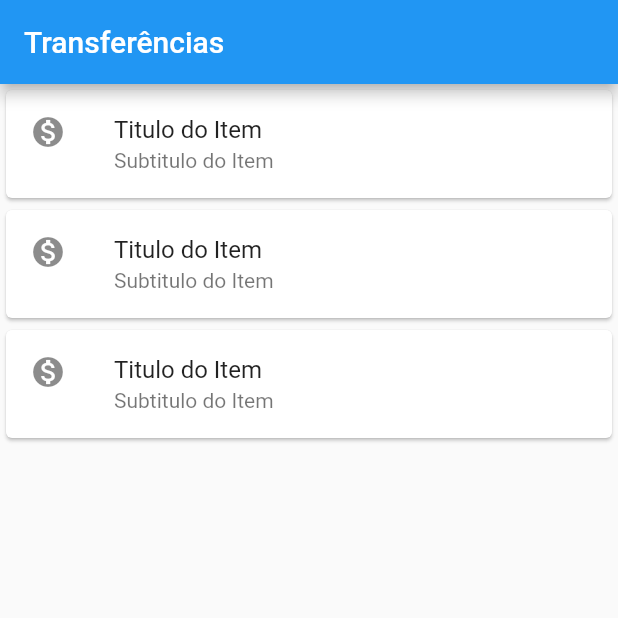
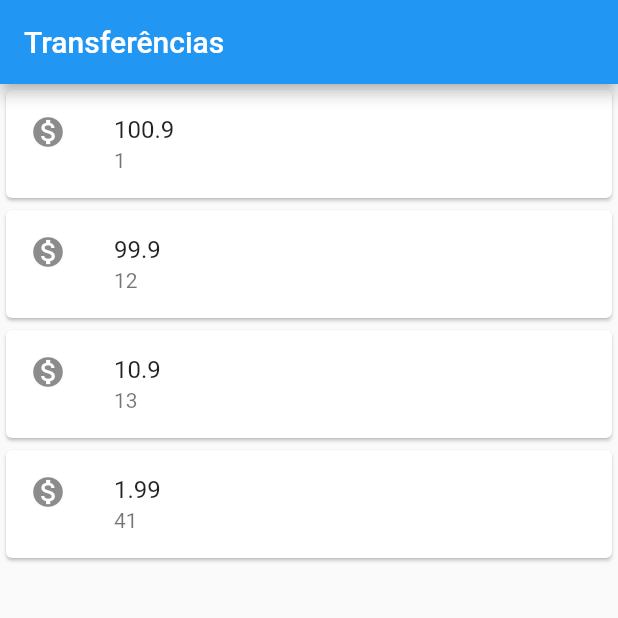
Before and after one commit to victorfmarques/bytebank, a Flutter app: the screen it shows after launch, on a phone screen of 412 x 824 dp, the top half of it. Run offline on Flutter 3.47's test engine with Material 2 defaults, Android fonts, the phone set to English and light mode, and no system bars.

Commit message:
Aula 2 - Refactor

```diff
--- a/lib/main.dart
+++ b/lib/main.dart
@@ -1,32 +1,50 @@
 import 'package:flutter/material.dart';
 
-void main() => runApp(
+void main() =>
+    runApp(
       MaterialApp(
         home: Scaffold(
-          body: Column(
-            children: [
-              Card(
-                child: ListTile(
-                  leading: Icon(Icons.monetization_on),
-                  title: Text('Titulo do Item'),
-                  subtitle: Text('Subtitulo do Item'),
-                ),
-              ),Card(
-                child: ListTile(
-                  leading: Icon(Icons.monetization_on),
-                  title: Text('Titulo do Item'),
-                  subtitle: Text('Subtitulo do Item'),
-                ),
-              ),Card(
-                child: ListTile(
-                  leading: Icon(Icons.monetization_on),
-                  title: Text('Titulo do Item'),
-                  subtitle: Text('Subtitulo do Item'),
-                ),
-              ),
-            ],
-          ),
+          body: ListaTransferencias(),
           appBar: AppBar(title: Text('Transferências')),
         ),
       ),
     );
+
+class ListaTransferencias extends StatelessWidget {
+  @override
+  Widget build(BuildContext context) {
+    return Column(
+      children: <Widget>[
+        ItemTransferencia(Transferencia(100.90, 1)),
+        ItemTransferencia(Transferencia(99.90, 12)),
+        ItemTransferencia(Transferencia(10.90, 13)),
+        ItemTransferencia(Transferencia(1.99, 41)),
+      ],
+    );
+  }
+}
+
+class ItemTransferencia extends StatelessWidget {
+
+  Transferencia _transferencia;
+
+  ItemTransferencia(this._transferencia);
+
+  @override
+  Widget build(BuildContext context) {
+    return Card(
+      child: ListTile(
+        leading: Icon(Icons.monetization_on),
+        title: Text(_transferencia.valor.toString()),
+        subtitle: Text(_transferencia.numeroConta.toString()),
+      ),
+    );
+  }
+}
+
+class Transferencia {
+  final double valor;
+  final int numeroConta;
+
+  Transferencia(this.valor, this.numeroConta);
+}
```
